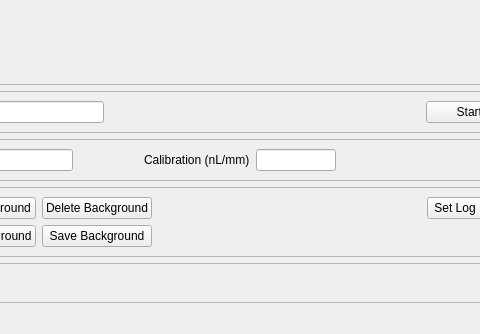
This is array_sensor_gui/array_sensor.ui in iorodeo/capillary_array_sensor as Qt 5 draws it before an edit; both pictures show x 86 to 566 and y 365 to 699 of the 700 by 699 pixel window. The edited form follows.
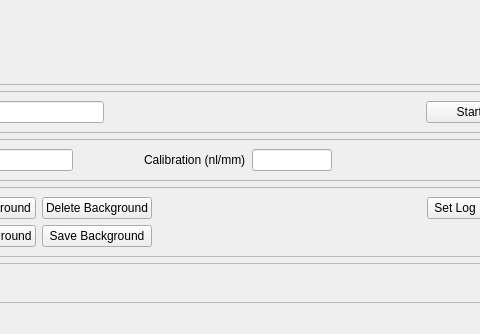
This is the edited form. Custom widgets are drawn as their Qt base class.

Commit message: Modified symbol for nano liters in calibration lineEdit.

Patch:
```diff
--- a/array_sensor_gui/array_sensor.ui
+++ b/array_sensor_gui/array_sensor.ui
@@ -240,7 +240,7 @@
        <item>
         <widget class="QLabel" name="label_3">
          <property name="text">
-          <string>Calibration (nL/mm)</string>
+          <string>Calibration (nl/mm)</string>
          </property>
         </widget>
        </item>
```
The commit also changes 1 other file.
